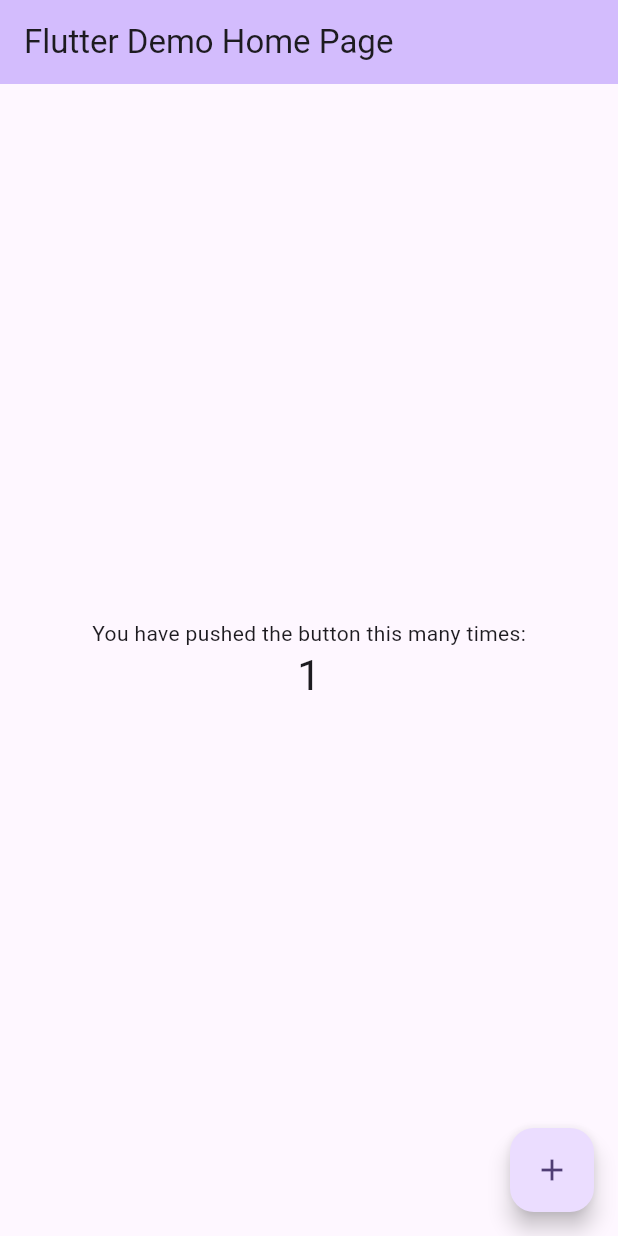
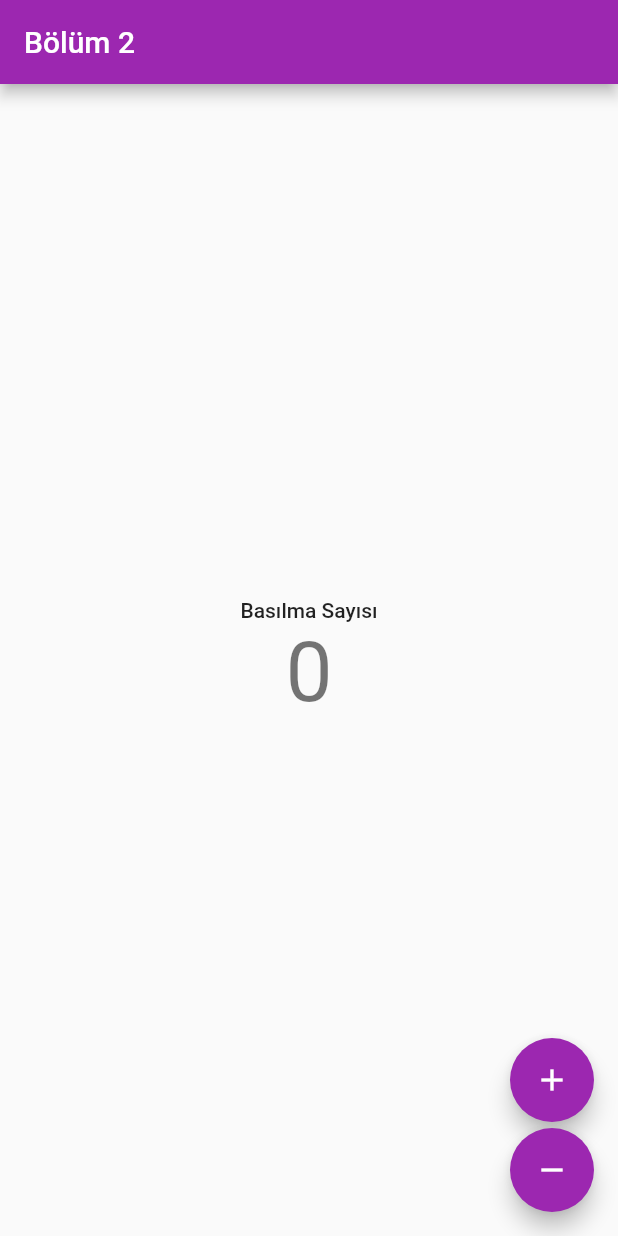
Before and after one commit to brkgncr/Flutter-Test2, a Flutter app: the screen it shows after launch, after a tap on the "add" icon, on a phone screen of 412 x 824 dp. Run offline on Flutter 3.47's test engine with Material 3 defaults, Android fonts, the light colour scheme and no system bars.

Commit message:
Add basic counter functionality with increment and decrement buttons

```diff
--- a/lib/main.dart
+++ b/lib/main.dart
@@ -1,122 +1,77 @@
 import 'package:flutter/material.dart';
 
-void main() {
-  runApp(const MyApp());
+void main(List<String> args) {
+  runApp(MyApp());
 }
 
 class MyApp extends StatelessWidget {
   const MyApp({super.key});
 
-  // This widget is the root of your application.
   @override
   Widget build(BuildContext context) {
     return MaterialApp(
-      title: 'Flutter Demo',
+      debugShowCheckedModeBanner: false,
       theme: ThemeData(
-        // This is the theme of your application.
-        //
-        // TRY THIS: Try running your application with "flutter run". You'll see
-        // the application has a purple toolbar. Then, without quitting the app,
-        // try changing the seedColor in the colorScheme below to Colors.green
-        // and then invoke "hot reload" (save your changes or press the "hot
-        // reload" button in a Flutter-supported IDE, or press "r" if you used
-        // the command line to start the app).
-        //
-        // Notice that the counter didn't reset back to zero; the application
-        // state is not lost during the reload. To reset the state, use hot
-        // restart instead.
-        //
-        // This works for code too, not just values: Most code changes can be
-        // tested with just a hot reload.
-        colorScheme: ColorScheme.fromSeed(seedColor: Colors.deepPurple),
+        primarySwatch: Colors.purple,
+        textTheme: TextTheme(),
+        useMaterial3: false,
       ),
-      home: const MyHomePage(title: 'Flutter Demo Home Page'),
+      home: HomePage(),
     );
   }
 }
 
-class MyHomePage extends StatefulWidget {
-  const MyHomePage({super.key, required this.title});
+class HomePage extends StatelessWidget {
+  HomePage({super.key});
+  var _sayac = 0;
 
-  // This widget is the home page of your application. It is stateful, meaning
-  // that it has a State object (defined below) that contains fields that affect
-  // how it looks.
+  void _sayaciArttir() {
+    _sayac++;
+    debugPrint("Sayacın şu anki değeri $_sayac");
+  }
 
-  // This class is the configuration for the state. It holds the values (in this
-  // case the title) provided by the parent (in this case the App widget) and
-  // used by the build method of the State. Fields in a Widget subclass are
-  // always marked "final".
-
-  final String title;
-
-  @override
-  State<MyHomePage> createState() => _MyHomePageState();
-}
-
-class _MyHomePageState extends State<MyHomePage> {
-  int _counter = 0;
-
-  void _incrementCounter() {
-    setState(() {
-      // This call to setState tells the Flutter framework that something has
-      // changed in this State, which causes it to rerun the build method below
-      // so that the display can reflect the updated values. If we changed
-      // _counter without calling setState(), then the build method would not be
-      // called again, and so nothing would appear to happen.
-      _counter++;
-    });
+  void _sayaciAzalt() {
+    _sayac--;
+    debugPrint("Sayacın şu anki değeri $_sayac");
   }
 
   @override
   Widget build(BuildContext context) {
-    // This method is rerun every time setState is called, for instance as done
-    // by the _incrementCounter method above.
-    //
-    // The Flutter framework has been optimized to make rerunning build methods
-    // fast, so that you can just rebuild anything that needs updating rather
-    // than having to individually change instances of widgets.
     return Scaffold(
-      appBar: AppBar(
-        // TRY THIS: Try changing the color here to a specific color (to
-        // Colors.amber, perhaps?) and trigger a hot reload to see the AppBar
-        // change color while the other colors stay the same.
-        backgroundColor: Theme.of(context).colorScheme.inversePrimary,
-        // Here we take the value from the MyHomePage object that was created by
-        // the App.build method, and use it to set our appbar title.
-        title: Text(widget.title),
-      ),
+      appBar: AppBar(title: Text("Bölüm 2")),
       body: Center(
-        // Center is a layout widget. It takes a single child and positions it
-        // in the middle of the parent.
         child: Column(
-          // Column is also a layout widget. It takes a list of children and
-          // arranges them vertically. By default, it sizes itself to fit its
-          // children horizontally, and tries to be as tall as its parent.
-          //
-          // Column has various properties to control how it sizes itself and
-          // how it positions its children. Here we use mainAxisAlignment to
-          // center the children vertically; the main axis here is the vertical
-          // axis because Columns are vertical (the cross axis would be
-          // horizontal).
-          //
-          // TRY THIS: Invoke "debug painting" (choose the "Toggle Debug Paint"
-          // action in the IDE, or press "p" in the console), to see the
-          // wireframe for each widget.
           mainAxisAlignment: MainAxisAlignment.center,
-          children: <Widget>[
-            const Text('You have pushed the button this many times:'),
+          children: [
             Text(
-              '$_counter',
-              style: Theme.of(context).textTheme.headlineMedium,
+              "Basılma Sayısı",
+              style: Theme.of(context).textTheme.labelLarge,
+            ),
+            Text(
+              _sayac.toString(),
+              style: Theme.of(context).textTheme.displayMedium,
             ),
           ],
         ),
       ),
-      floatingActionButton: FloatingActionButton(
-        onPressed: _incrementCounter,
-        tooltip: 'Increment',
-        child: const Icon(Icons.add),
-      ), // This trailing comma makes auto-formatting nicer for build methods.
+      floatingActionButton: Column(
+        mainAxisAlignment: MainAxisAlignment.end,
+        children: [
+          FloatingActionButton(
+            onPressed: () {
+              _sayaciArttir();
+            },
+            child: Icon(Icons.add),
+          ),
+          SizedBox(height: 4),
+          FloatingActionButton(
+            onPressed: () {
+              _sayaciAzalt();
+            },
+            child: Icon(Icons.remove),
+          ),
+        ],
+      ),
     );
   }
 }
```
